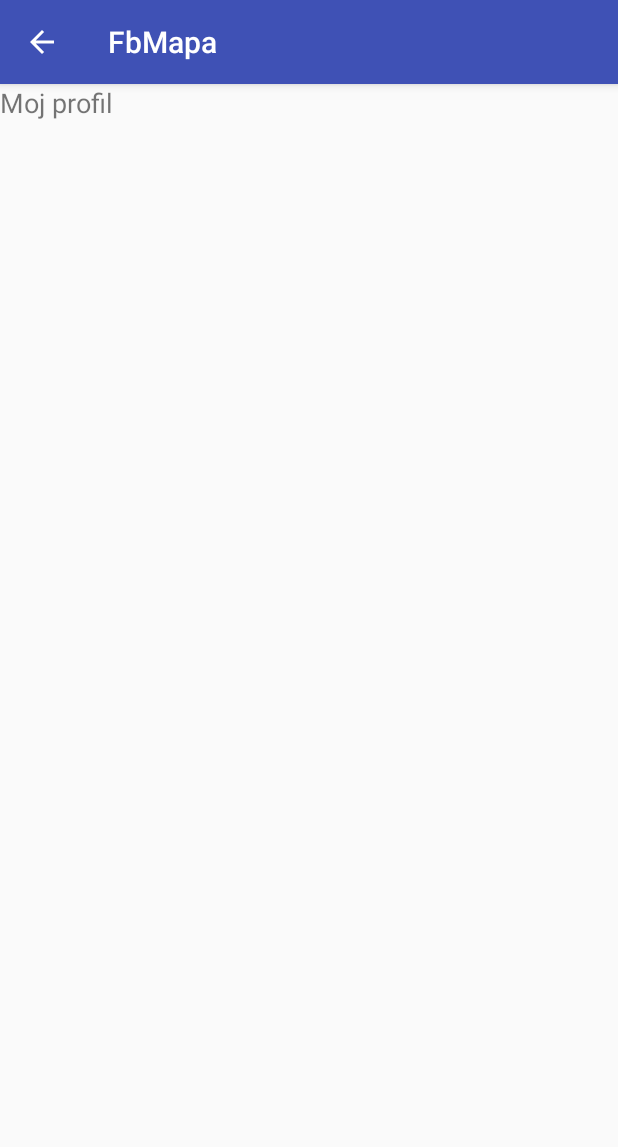
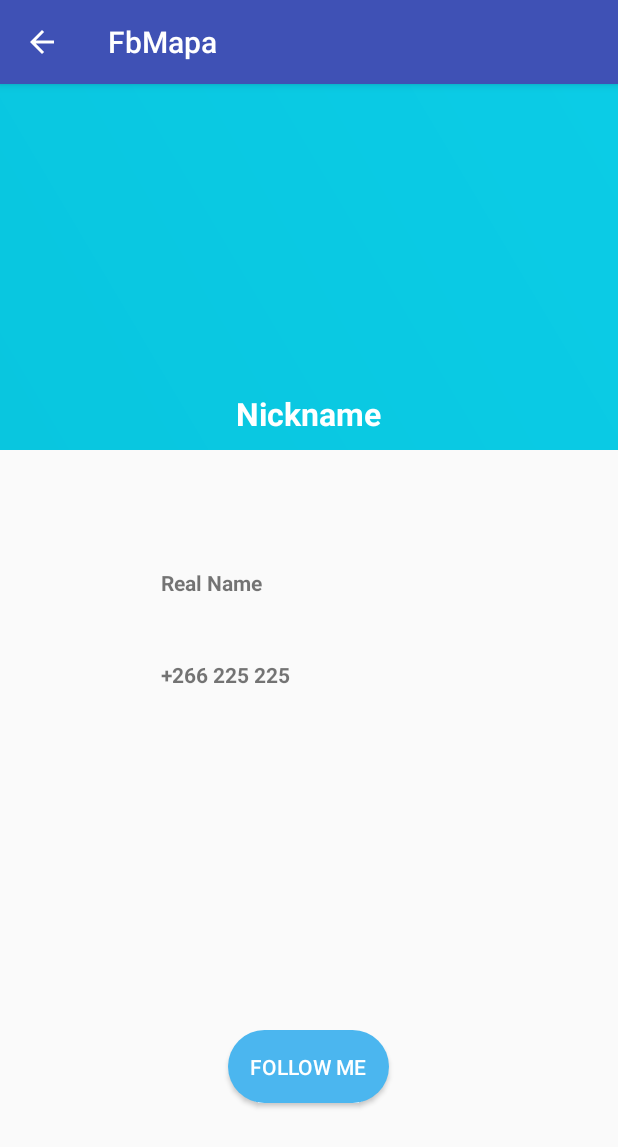
Before and after one commit to gogori2/redesigned-broccoli, an Android app: the ProfileActivity screen opened directly, with no data from a screen before it, on a phone screen of 412 x 824 dp. Shown: the top 1147 px of the screen. Run offline under Robolectric (Android 15) with nearby library versions, the phone set to English and light mode, and no system bars.

Commit message:
profile xml datoteke - potrebno doraditi

```diff
--- a/app/src/main/java/hr/s1/rma/fbmapa/ProfileActivity.java
+++ b/app/src/main/java/hr/s1/rma/fbmapa/ProfileActivity.java
@@ -10,12 +10,14 @@ import java.util.Map;
 
 public class ProfileActivity extends AppCompatActivity {
     private static final String TAG = "*";
+
     @Override
     protected void onCreate(Bundle savedInstanceState) {
         super.onCreate(savedInstanceState);
         setContentView(R.layout.activity_profile);
         Log.e(TAG, "pokrenut Profil");
         //treba dodati toolbar i svasta da bi radila strjelica
+
         getSupportActionBar().setDisplayHomeAsUpEnabled(true);
     }
     @Override
--- /dev/null
+++ b/app/src/main/res/drawable/buttonstyle.xml
@@ -0,0 +1,9 @@
+<?xml version="1.0" encoding="utf-8"?>
+<shape xmlns:android="http://schemas.android.com/apk/res/android">
+    <solid android:color="#4bb6ef" />
+    <padding android:top="15dp"
+        android:left="15dp"
+        android:right="15dp"
+        android:bottom="15dp" />
+    <corners android:radius="45dp" />
+</shape>
--- /dev/null
+++ b/app/src/main/res/drawable/gradientbackground.xml
@@ -0,0 +1,8 @@
+<?xml version="1.0" encoding="utf-8"?>
+<shape xmlns:android="http://schemas.android.com/apk/res/android">
+    <gradient android:angle="45"
+        android:startColor="@color/startblue"
+        android:endColor="@color/endblue"
+        />
+
+</shape>
--- a/app/src/main/res/layout/activity_profile.xml
+++ b/app/src/main/res/layout/activity_profile.xml
@@ -1,4 +1,5 @@
 <?xml version="1.0" encoding="utf-8"?>
+<!--
 <android.support.constraint.ConstraintLayout xmlns:android="http://schemas.android.com/apk/res/android"
     xmlns:app="http://schemas.android.com/apk/res-auto"
     xmlns:tools="http://schemas.android.com/tools"
@@ -17,3 +18,107 @@
         android:textSize="18sp" />
 
 </android.support.constraint.ConstraintLayout>
+
+-->
+
+<LinearLayout xmlns:android="http://schemas.android.com/apk/res/android"
+    xmlns:app="http://schemas.android.com/apk/res-auto"
+    xmlns:tools="http://schemas.android.com/tools"
+    android:layout_width="match_parent"
+    android:layout_height="match_parent"
+
+    android:background="@color/graylight"
+    android:orientation="vertical">
+    <!--tools:context="com.demotxt.droidsrce.profileui.ProfileActivity"-->
+    <RelativeLayout
+        android:layout_width="match_parent"
+        android:layout_height="244dp">
+
+        <LinearLayout
+            android:layout_width="match_parent"
+            android:layout_height="match_parent"
+            android:background="@drawable/gradientbackground"
+            android:orientation="vertical">
+
+            <ImageView
+                android:layout_width="150dp"
+                android:layout_height="150dp"
+                android:layout_gravity="center_horizontal"
+                android:layout_marginTop="45dp" />
+            <!--android:src="@drawable/photocercle"-->
+            <TextView
+                android:layout_width="wrap_content"
+                android:layout_height="wrap_content"
+                android:layout_gravity="center_horizontal"
+                android:layout_marginTop="10dp"
+                android:text="Nickname"
+                android:textColor="@color/white"
+                android:textSize="21sp"
+                android:textStyle="bold" />
+        </LinearLayout>
+
+    </RelativeLayout>
+
+    <LinearLayout
+        android:layout_width="360dp"
+        android:layout_height="306dp"
+        android:layout_gravity="center"
+        android:layout_marginTop="45dp"
+        android:orientation="vertical">
+
+        <LinearLayout
+            android:layout_width="match_parent"
+            android:layout_height="wrap_content"
+            android:layout_marginTop="25dp"
+            android:orientation="horizontal"
+            android:paddingLeft="25dp">
+
+            <ImageView
+                android:layout_width="36dp"
+                android:layout_height="36dp" />
+            <!--android:src="@drawable/ic_phone_android_black_24dp"-->
+            <TextView
+                android:layout_width="wrap_content"
+
+                android:layout_height="wrap_content"
+                android:layout_gravity="center_vertical"
+                android:paddingLeft="20dp"
+                android:text="Real Name"
+                android:textStyle="bold" />
+        </LinearLayout>
+
+        <LinearLayout
+            android:layout_width="match_parent"
+            android:layout_height="wrap_content"
+            android:layout_marginTop="25dp"
+            android:orientation="horizontal"
+            android:paddingLeft="25dp"
+            android:paddingStart="25dp">
+
+            <ImageView
+                android:layout_width="36dp"
+                android:layout_height="36dp"
+                android:contentDescription="TODO" />
+            <!--android:src="@drawable/ic_forum_black_24dp"-->
+            <TextView
+                android:layout_width="wrap_content"
+
+                android:layout_height="wrap_content"
+                android:layout_gravity="center_vertical"
+                android:paddingLeft="20dp"
+                android:paddingStart="20dp"
+                android:text="+266 225 225"
+                android:textStyle="bold" />
+        </LinearLayout>
+    </LinearLayout>
+
+    <Button
+        android:textColor="#fff"
+        android:background="@drawable/buttonstyle"
+        android:layout_marginTop="35dp"
+        android:layout_gravity="center_horizontal"
+        android:layout_width="wrap_content"
+        android:layout_height="wrap_content"
+        android:text="Follow Me"/>
+
+</LinearLayout>
--- a/app/src/main/res/values/colors.xml
+++ b/app/src/main/res/values/colors.xml
@@ -3,4 +3,10 @@
     <color name="colorPrimary">#3F51B5</color>
     <color name="colorPrimaryDark">#303F9F</color>
     <color name="colorAccent">#ff4081</color>
+    <color name="startblue">#09c6df</color>
+    <color name="graylight">#fafafa</color>
+    <color name="endblue">#0bcce6</color>
+    <color name="black">#000000</color>
+    <color name="white">#ffffff</color>
+
 </resources>
--- a/app/src/main/res/values/styles.xml
+++ b/app/src/main/res/values/styles.xml
@@ -2,6 +2,7 @@
 
     <!-- Base application theme. -->
     <style name="AppTheme" parent="Theme.AppCompat.Light.DarkActionBar">
+
         <!-- Customize your theme here. -->
         <item name="colorPrimary">@color/colorPrimary</item>
         <item name="colorPrimaryDark">@color/colorPrimaryDark</item>
```
